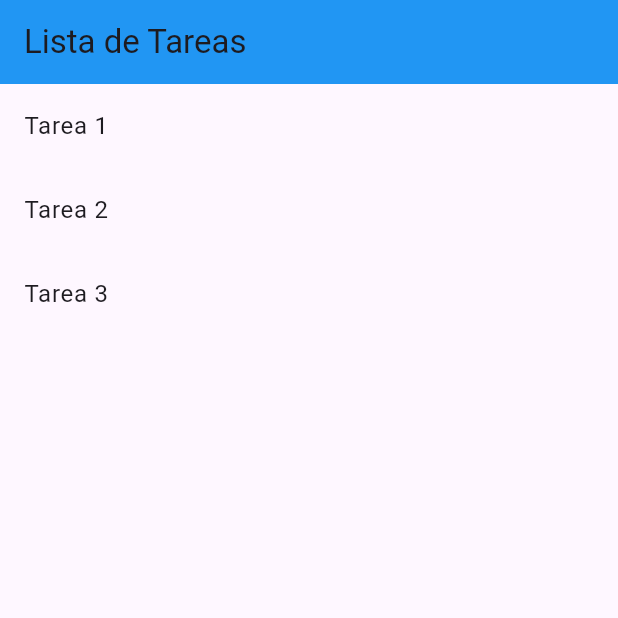
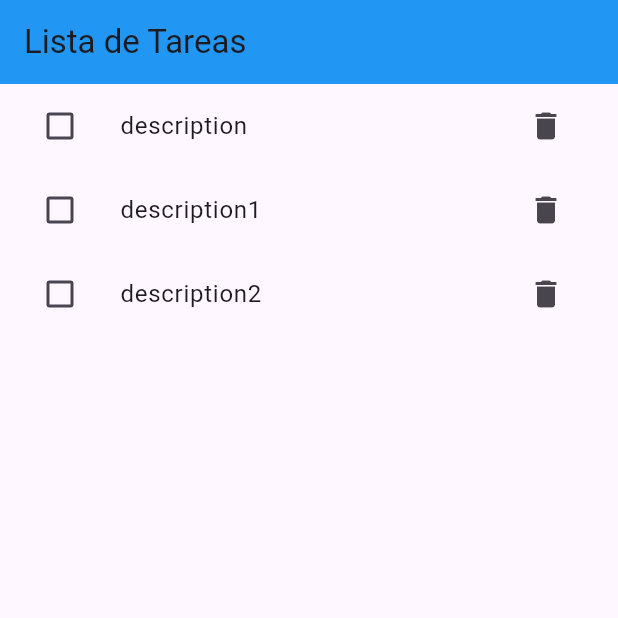
Before and after one commit to SebastianGT2003/Lista-de-tareas, a Flutter app: the screen it shows after launch, on a phone screen of 412 x 824 dp, the top half of it. Run offline on Flutter 3.47's test engine with Material 3 defaults, Android fonts, the phone set to English and light mode, and no system bars.

Commit message:
Feat: Creation of widget taskpage

```diff
--- a/lib/main.dart
+++ b/lib/main.dart
@@ -1,4 +1,5 @@
 import 'package:flutter/material.dart';
+import 'package:lista_de_tareas/views/widgets/taskpage.dart';
 
 void main() {
   runApp(const MainApp());
@@ -12,26 +13,11 @@ class MainApp extends StatelessWidget {
     return MaterialApp(
       debugShowCheckedModeBanner: false,
       home: Scaffold(
-        appBar: AppBar(
-          title: Text("Lista de Tareas"),
-          backgroundColor: Colors.blue,
-        ),
-        body: ListView(
-          children: [
-            // Aquí puedes agregar ListTile para representar tus tareas
-            ListTile(
-              title: Text('Tarea 1'),
-            ),
-            ListTile(
-              title: Text('Tarea 2'),
-            ),
-            ListTile(
-              title: Text('Tarea 3'),
-            ),
-            // Puedes agregar más ListTiles según sea necesario
-          ],
-        ),
-      ),
+          appBar: AppBar(
+            title: Text("Lista de Tareas"),
+            backgroundColor: Colors.blue,
+          ),
+          body: TaskPage()),
     );
   }
 }
--- a/lib/models/task.dart
+++ b/lib/models/task.dart
@@ -1,7 +1,17 @@
-class task {
+class TaskModel {
   late String description;
-  late bool taskCompleted;
-  late List<task> listTask;
+  late List<TaskModel> listTask;
+  bool taskCompleted = false;
 
-  task({required this.description, required this.taskCompleted});
+  TaskModel({required this.description, required this.taskCompleted});
+
+  TaskModel.emty() {
+    this.description = "";
+    this.taskCompleted = false;
+    this.listTask = [
+      TaskModel(description: "description", taskCompleted: false),
+      TaskModel(description: "description1", taskCompleted: false),
+      TaskModel(description: "description2", taskCompleted: false),
+    ];
+  }
 }
--- a/lib/views/widgets/taskpage.dart
+++ b/lib/views/widgets/taskpage.dart
@@ -0,0 +1,53 @@
+import 'package:flutter/material.dart';
+import 'package:lista_de_tareas/models/task.dart';
+
+class TaskPage extends StatefulWidget {
+  @override
+  State<TaskPage> createState() => _TaskPageState();
+}
+
+class _TaskPageState extends State<TaskPage> {
+  late TaskModel _tasks;
+
+  @override
+  void initState() {
+    super.initState();
+    _tasks = TaskModel.emty();
+  }
+
+  @override
+  Widget build(BuildContext context) {
+    return ListView.builder(
+      itemCount: _tasks.listTask.length,
+      itemBuilder: (context, index) {
+        return Dismissible(
+          key: UniqueKey(),
+          onDismissed: (direction) {
+            setState(() {
+              _tasks.listTask.removeAt(index);
+            });
+          },
+          child: ListTile(
+            title: Text(_tasks.listTask[index].description),
+            leading: Checkbox(
+              value: _tasks.listTask[index].taskCompleted,
+              onChanged: (bool? newValue) {
+                setState(() {
+                  _tasks.listTask[index].taskCompleted = newValue!;
+                });
+              },
+            ),
+            trailing: IconButton(
+              icon: Icon(Icons.delete),
+              onPressed: () {
+                setState(() {
+                  _tasks.listTask.removeAt(index);
+                });
+              },
+            ),
+          ),
+        );
+      },
+    );
+  }
+}
```
